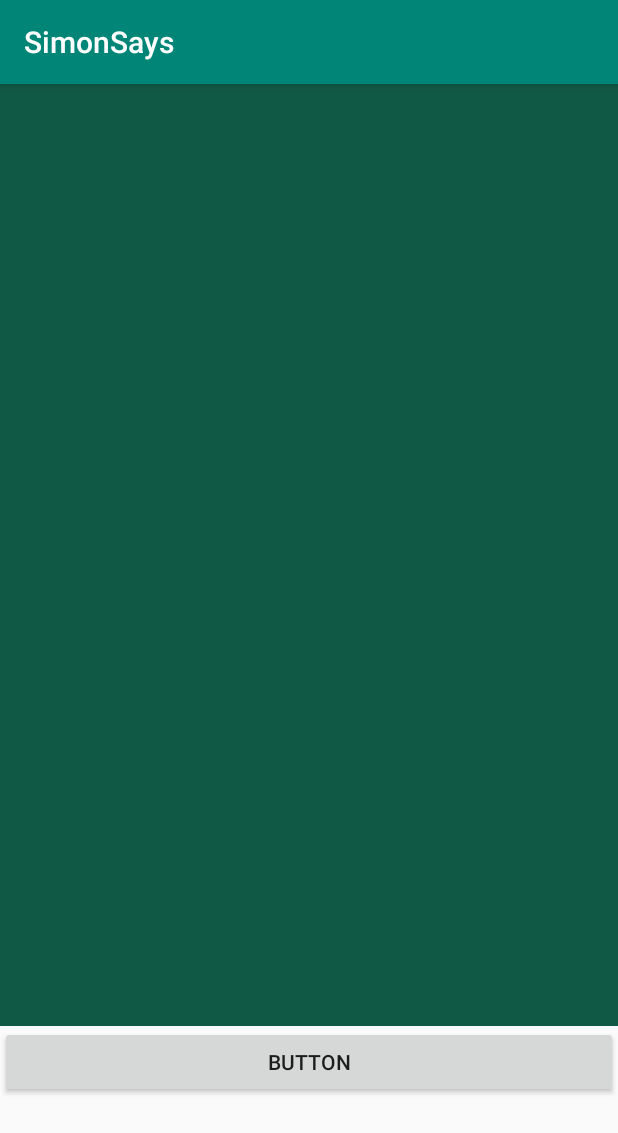
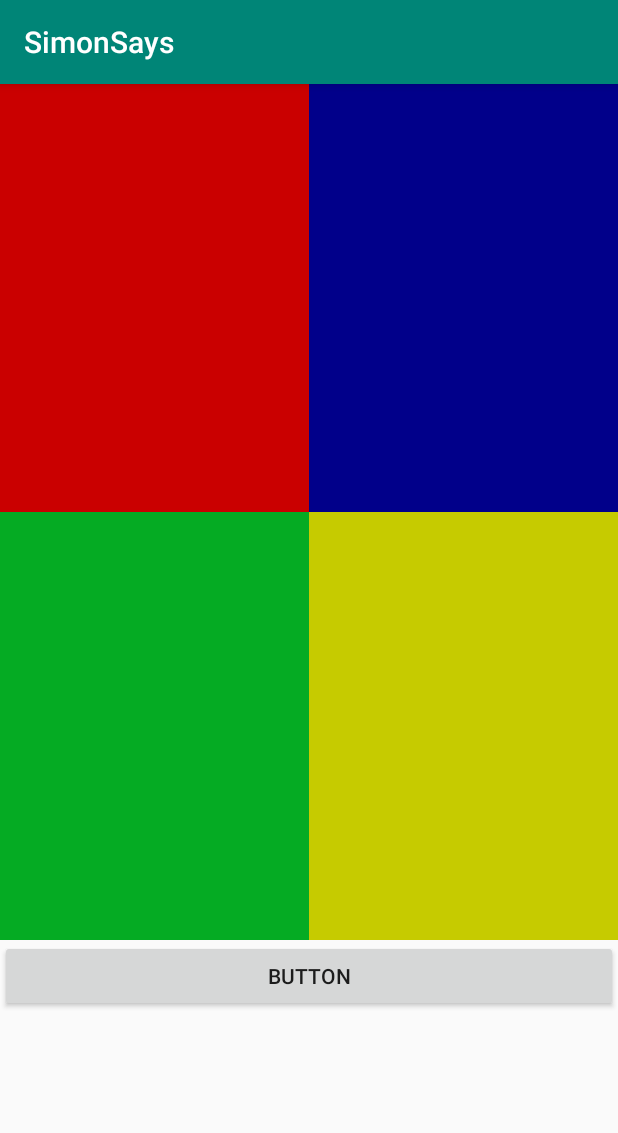
Before and after one commit to klester3/Simon, an Android app: the screen it shows after launch (MainActivity), on a phone screen of 412 x 824 dp. Shown: the top 1133 px of the screen. Run offline under Robolectric (Android 15) with nearby library versions, the phone set to English and light mode, and no system bars.

Commit message:
Jason's initial commit

```diff
--- /dev/null
+++ b/app/src/main/res/drawable/blue_button.xml
@@ -0,0 +1,7 @@
+<?xml version="1.0" encoding="utf-8"?>
+<selector xmlns:android="http://schemas.android.com/apk/res/android">
+    <item android:drawable="@drawable/push_blue"
+        android:state_pressed="true" />
+
+    <item android:drawable="@drawable/blue" />
+</selector>
--- /dev/null
+++ b/app/src/main/res/drawable/green_button.xml
@@ -0,0 +1,7 @@
+<?xml version="1.0" encoding="utf-8"?>
+<selector xmlns:android="http://schemas.android.com/apk/res/android">
+    <item android:drawable="@drawable/push_green"
+        android:state_pressed="true" />
+
+    <item android:drawable="@drawable/green" />
+</selector>
--- /dev/null
+++ b/app/src/main/res/drawable/red_button.xml
@@ -0,0 +1,7 @@
+<?xml version="1.0" encoding="utf-8"?>
+<selector xmlns:android="http://schemas.android.com/apk/res/android">
+    <item android:drawable="@drawable/push_red"
+        android:state_pressed="true" />
+
+    <item android:drawable="@drawable/red" />
+</selector>
--- /dev/null
+++ b/app/src/main/res/drawable/yellow_button.xml
@@ -0,0 +1,7 @@
+<?xml version="1.0" encoding="utf-8"?>
+<selector xmlns:android="http://schemas.android.com/apk/res/android">
+    <item android:drawable="@drawable/push_yellow"
+        android:state_pressed="true" />
+
+    <item android:drawable="@drawable/yellow" />
+</selector>
--- a/app/src/main/res/layout/activity_main.xml
+++ b/app/src/main/res/layout/activity_main.xml
@@ -9,7 +9,10 @@
     <LinearLayout
         android:layout_width="match_parent"
         android:layout_height="wrap_content"
-        android:orientation="vertical">
+        android:orientation="vertical"
+        app:layout_constraintEnd_toEndOf="parent"
+        app:layout_constraintStart_toStartOf="parent"
+        app:layout_constraintTop_toTopOf="parent">
 
         <LinearLayout
             android:layout_width="match_parent"
@@ -23,17 +26,18 @@
                 android:orientation="vertical">
 
                 <ImageView
-                    android:id="@+id/imageView4"
-                    android:layout_width="wrap_content"
-                    android:layout_height="314dp"
-                    app:srcCompat="@drawable/rectangle_5" />
+                    android:id="@+id/redImageView"
+                    android:layout_width="match_parent"
+                    android:layout_height="285dp"
+                    android:scaleType="fitXY"
+                    app:srcCompat="@drawable/red_button" />
 
                 <ImageView
-                    android:id="@+id/imageView7"
-                    android:layout_width="wrap_content"
-                    android:layout_height="314dp"
-                    app:srcCompat="@drawable/rectangle_5" />
-
+                    android:id="@+id/greenImageView"
+                    android:layout_width="match_parent"
+                    android:layout_height="285dp"
+                    android:scaleType="fitXY"
+                    app:srcCompat="@drawable/green_button" />
             </LinearLayout>
 
             <LinearLayout
@@ -43,16 +47,18 @@
                 android:orientation="vertical">
 
                 <ImageView
-                    android:id="@+id/imageView5"
-                    android:layout_width="wrap_content"
-                    android:layout_height="314dp"
-                    app:srcCompat="@drawable/rectangle_5" />
+                    android:id="@+id/blueImageView"
+                    android:layout_width="match_parent"
+                    android:layout_height="285dp"
+                    android:scaleType="fitXY"
+                    app:srcCompat="@drawable/blue_button" />
 
                 <ImageView
-                    android:id="@+id/imageView8"
-                    android:layout_width="wrap_content"
-                    android:layout_height="314dp"
-                    app:srcCompat="@drawable/rectangle_5" />
+                    android:id="@+id/yellowImageView"
+                    android:layout_width="match_parent"
+                    android:layout_height="285dp"
+                    android:scaleType="fitXY"
+                    app:srcCompat="@drawable/yellow_button" />
 
             </LinearLayout>
         </LinearLayout>
```
Also changed, not shown: app/src/main/res/drawable-xxhdpi/blue.png (added), app/src/main/res/drawable-xxhdpi/green.png (added), app/src/main/res/drawable-xxhdpi/push_blue.png (added), app/src/main/res/drawable-xxhdpi/push_green.png (added), app/src/main/res/drawable-xxhdpi/push_red.png (added), app/src/main/res/drawable-xxhdpi/push_yellow.png (added), app/src/main/res/drawable-xxhdpi/red.png (added), app/src/main/res/drawable-xxhdpi/yellow.png (added).
